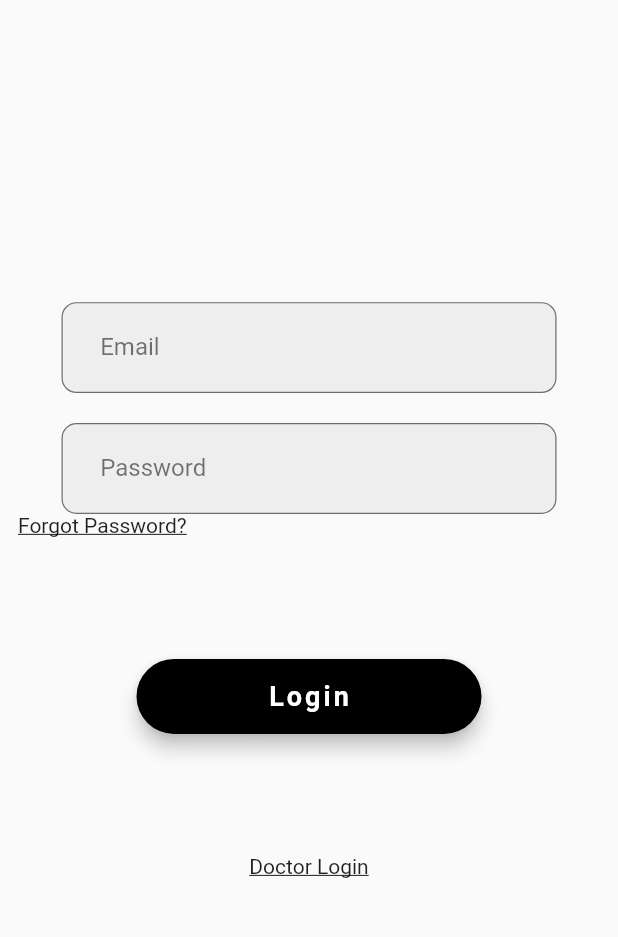
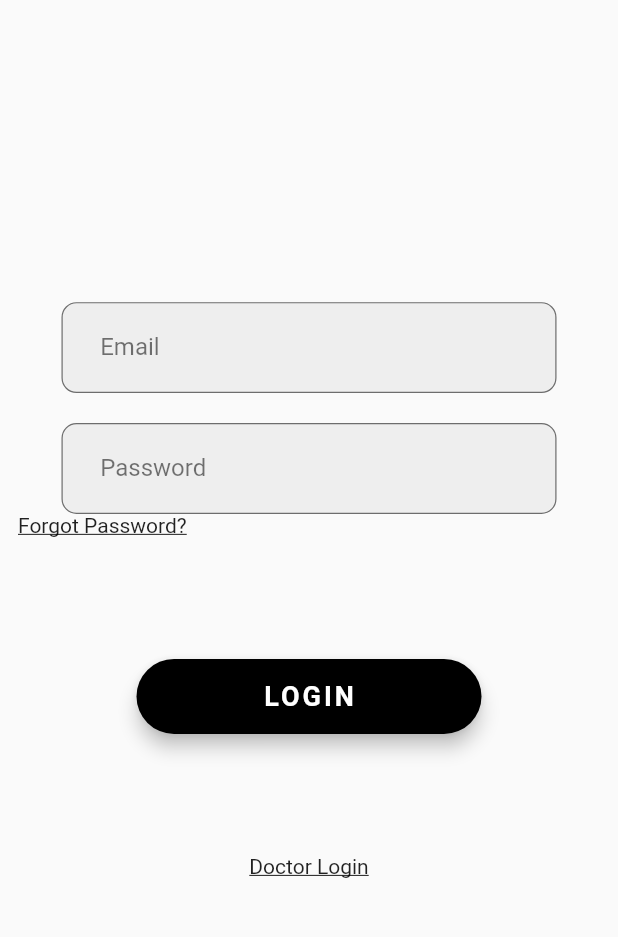
Before and after one commit to tusharbansal22/i-Doc-app, a Flutter app: the InitScreen screen opened directly, after a tap on "LOGIN", on a phone screen of 412 x 824 dp, the part 236-1173 px from its top. Run offline on Flutter 3.47's test engine with Material 2 defaults, Android fonts, the phone set to English and light mode, and no system bars.

Commit message:
integrated firebase and some changes in login page

```diff
--- a/lib/main.dart
+++ b/lib/main.dart
@@ -1,5 +1,4 @@
 import 'package:flutter/material.dart';
-import 'package:i_doc_app/screens/login.dart';
 
 import 'screens/init_screen.dart';
 
@@ -19,6 +18,6 @@ class MyApp extends StatelessWidget {
         theme: ThemeData(
           primarySwatch: Colors.blue,
         ),
-        home: Login());
+        home: InitScreen());
   }
 }
--- a/lib/screens/login.dart
+++ b/lib/screens/login.dart
@@ -1,6 +1,7 @@
 import 'package:flutter/material.dart';
-import 'package:i_doc_app/constants.dart';
 import 'package:i_doc_app/widgets/idocfield.dart';
+
+import '../widgets/buttons.dart';
 
 class Login extends StatefulWidget {
   const Login({Key? key}) : super(key: key);
@@ -27,22 +28,47 @@ class _LoginState extends State<Login> {
                   Column(
                     crossAxisAlignment: CrossAxisAlignment.start,
                     children: [
-                      Icon(Icons.arrow_back),
-                      Text('LOGIN', style: TextStyle(fontWeight: FontWeight.w700,fontSize: 24,letterSpacing: 4),),
+                      GestureDetector(
+                          onLongPress: () {
+                            Navigator.pop;
+                          },
+                          child: Icon(Icons.arrow_back)),
+                      Text(
+                        'LOGIN',
+                        style: TextStyle(
+                            fontWeight: FontWeight.w700,
+                            fontSize: 24,
+                            letterSpacing: 4),
+                      ),
                     ],
                   ),
-                  Column(children:[ Image.asset('assets/images/logo.png',width: 90,),Text("i-Doc",style: TextStyle(fontWeight: FontWeight.w700,fontSize: 24),)]),
+                  Column(children: [
+                    Image.asset(
+                      'assets/images/logo.png',
+                      width: 90,
+                    ),
+                    Text(
+                      "i-Doc",
+                      style:
+                          TextStyle(fontWeight: FontWeight.w700, fontSize: 24),
+                    ),
+                  ]),
                 ],
               ),
             ),
-            SizedBox(height: 40,),
+            SizedBox(
+              height: 40,
+            ),
             Column(
               children: [
                 iDocField(text: email),
                 SizedBox(
                   height: 20,
                 ),
-                iDocField(text: password,isPassword: true,),
+                iDocField(
+                  text: password,
+                  isPassword: true,
+                ),
                 GestureDetector(
                   onTap: () {},
                   child: Padding(
@@ -59,25 +85,13 @@ class _LoginState extends State<Login> {
                 ),
               ],
             ),
-
-            ElevatedButton(
-              style: ElevatedButton.styleFrom(
-                  backgroundColor: Colors.black,
-                  elevation: 5.0,
-                  minimumSize: Size(230, 50),
-                  textStyle:
-                  TextStyle(fontSize: 18, fontWeight: FontWeight.bold),
-                  shape: RoundedRectangleBorder(
-                      borderRadius: BorderRadius.circular(30))),
-              onPressed: () {},
-              child: Text(
-                'Login',
-                style: TextStyle(letterSpacing: 2),
-              ),
-            ),
+            BlackButton(buttonText: 'LOGIN').buildBlackButton(),
             GestureDetector(
               onTap: () {},
-              child: Text('Doctor Login',style: TextStyle(decoration: TextDecoration.underline),),
+              child: Text(
+                'Doctor Login',
+                style: TextStyle(decoration: TextDecoration.underline),
+              ),
             ),
           ],
         ),
```
Also changed, not shown: 4 other files.
